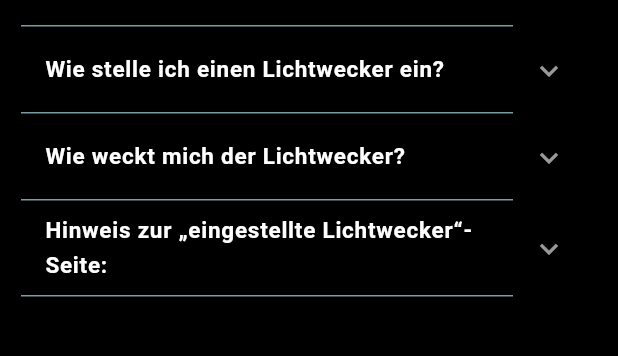
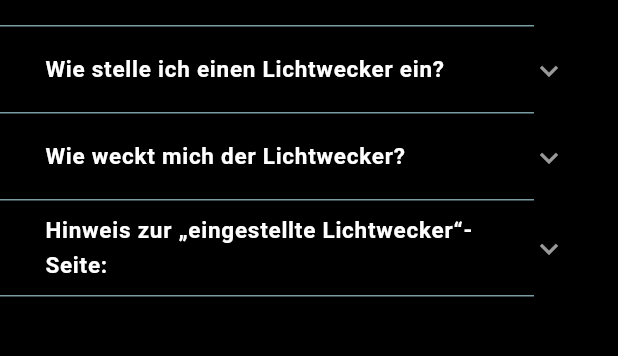
Before and after one commit to SomnusSunMask/SunMask-new, a Flutter app: the InfoPage screen opened directly, on a phone screen of 412 x 824 dp, the part 164-520 px from its top. Run offline on Flutter 3.47's test engine with Material 3 defaults, Android fonts, the phone set to English and light mode, and no system bars; our stand-ins replace flutter_blue_plus, geolocator, shared_preferences; missing offline and left inert: app_settings; accounts and stored records are empty.

Commit message:
Update main.dart

```diff
--- a/lib/main.dart
+++ b/lib/main.dart
@@ -707,6 +707,7 @@ class _InfoPageState extends State<InfoPage> {
         colorScheme: ColorScheme.dark(
           primary: blaugrau, // Pfeil in geöffnetem Zustand
         ),
+        iconTheme: IconThemeData(color: blaugrau),
       ),
       child: Scaffold(
         backgroundColor: Colors.black,
@@ -806,6 +807,7 @@ class _InfoPageState extends State<InfoPage> {
               ),
             ),
             Container(
+              margin: const EdgeInsets.symmetric(horizontal: -14),
               width: double.infinity,
               height: 1,
               color: blaugrau, // Eigene Linie in blaugrau
```
